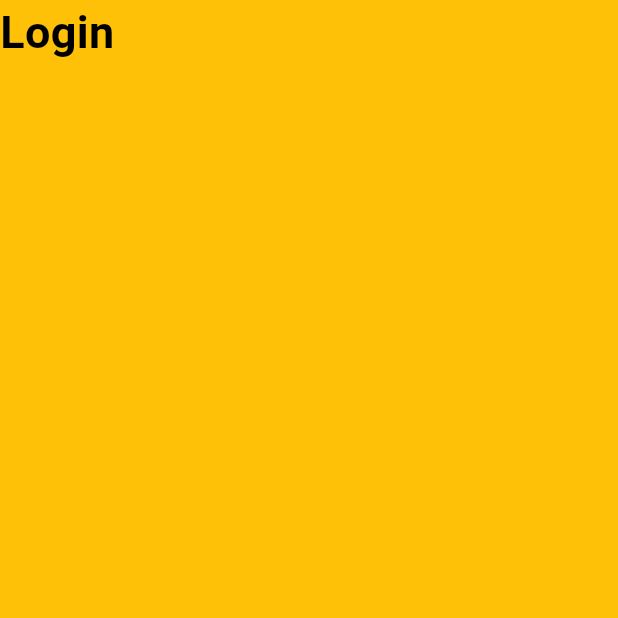
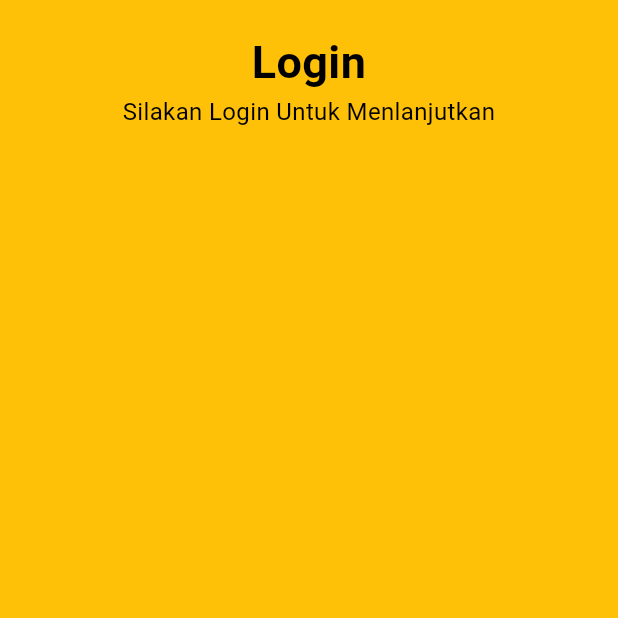
Before and after one commit to annddvaa/KB1179-1123150164-uts, a Flutter app: the Loginscreen screen opened directly, on a phone screen of 412 x 824 dp, the top half of it. Run offline on Flutter 3.47's test engine with Material 3 defaults, Android fonts, the phone set to English and light mode, and no system bars.

Commit message:
membuat text menjadi center

```diff
--- a/lib/screen/Loginscreen.dart
+++ b/lib/screen/Loginscreen.dart
@@ -7,18 +7,29 @@ class Loginscreen extends StatelessWidget {
   Widget build(BuildContext context) {
     return Scaffold(
       backgroundColor: Colors.amber,
-      body: Column(
+      body: Center(
+        child: Container(
+          padding: const EdgeInsets.all(20.0),
+          child: Column(
             crossAxisAlignment: CrossAxisAlignment.center,
             children: [
               const Text(
                 'Login',
+                textAlign: TextAlign.center,
                 style: TextStyle(
                   fontSize: 30,
                   fontWeight: FontWeight.bold,
                   color: Colors.black,
                 ),
               ),
+              const Text(
+                'Silakan Login Untuk Menlanjutkan',
+                textAlign: TextAlign.center,
+                style: TextStyle(fontSize: 16, color: Colors.black),
+              ),
             ],
+          ),
+        ),
       ),
     );
   }
```
Lines whose indentation alone changed are shown as unchanged.
